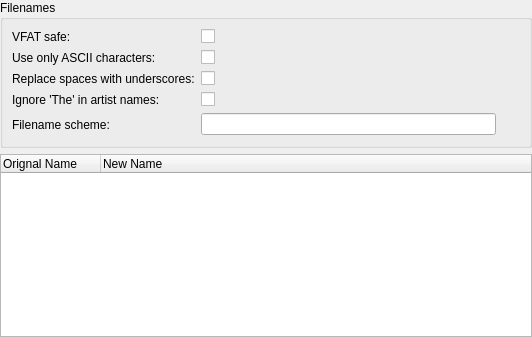
Old version of the form devices/trackorganiser.ui in the repository polpo/cantata-mac.
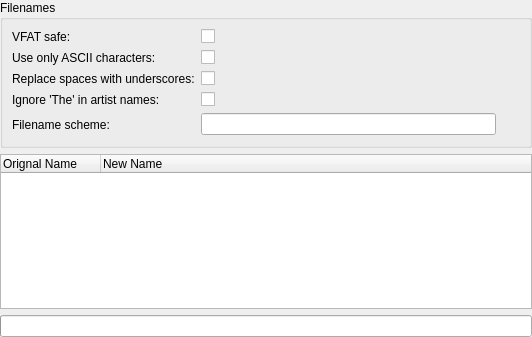
New version of the form. Custom widgets are drawn as their Qt base class.

Commit message: When applying updates in tag editor, track organizer, or replay gain dialog show a progress bar to indicate activity.

Diff of the .ui file:
```diff
--- a/devices/trackorganiser.ui
+++ b/devices/trackorganiser.ui
@@ -10,6 +10,11 @@
     <height>337</height>
    </rect>
   </property>
+  <layout class="QVBoxLayout" name="verticalLayoutx">
+   <property name="margin">
+    <number>0</number>
+   </property>
+   <item>
   <layout class="QVBoxLayout" name="verticalLayout">
    <property name="margin">
     <number>0</number>
@@ -156,6 +161,11 @@
       </property>
      </column>
     </widget>
+   </item>
+  </layout>
+  </item>
+  <item>
+   <widget class="QProgressBar" name="progress"/>
    </item>
   </layout>
  </widget>
```
The commit also changes 7 other files.
